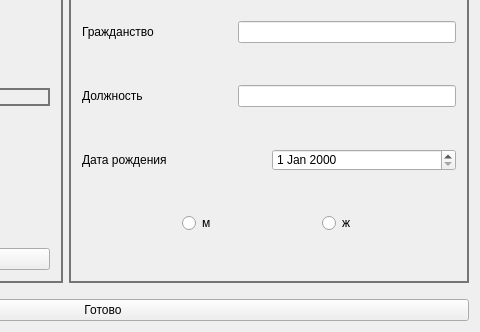
Qt form VPaHMI/lab6/mainwindow.ui (MangriMen/SibSUTIS5semester) before a commit; both pictures show x 274 to 754 and y 103 to 435 of the 754 by 435 pixel window.
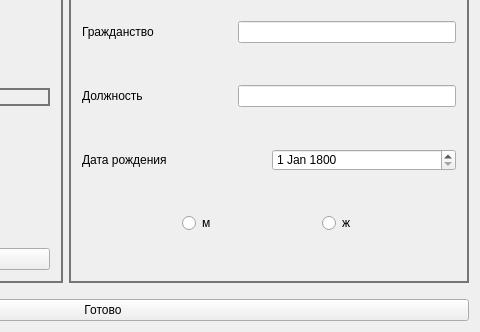
The same form after that commit.

```diff
--- a/VPaHMI/lab6/mainwindow.ui
+++ b/VPaHMI/lab6/mainwindow.ui
@@ -210,7 +210,18 @@
             </widget>
            </item>
            <item>
-            <widget class="QDateEdit" name="deDateOfBirth"/>
+            <widget class="QDateEdit" name="deDateOfBirth">
+             <property name="dateTime">
+              <datetime>
+               <hour>0</hour>
+               <minute>0</minute>
+               <second>0</second>
+               <year>1800</year>
+               <month>1</month>
+               <day>1</day>
+              </datetime>
+             </property>
+            </widget>
            </item>
           </layout>
          </item>
```
